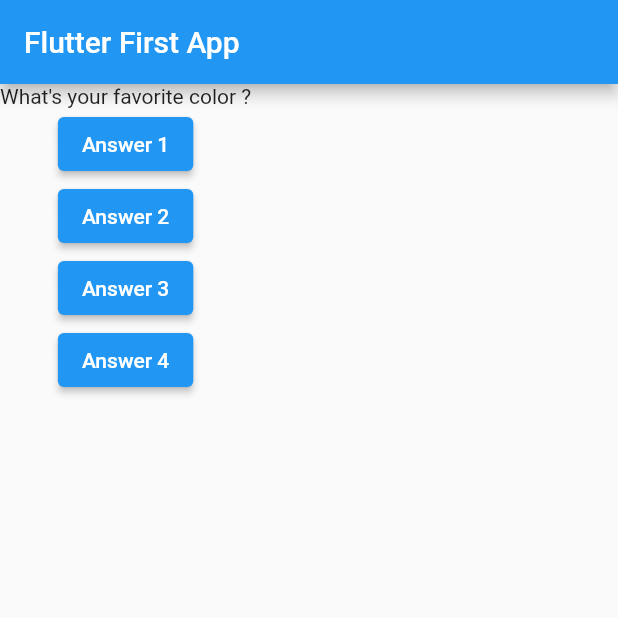
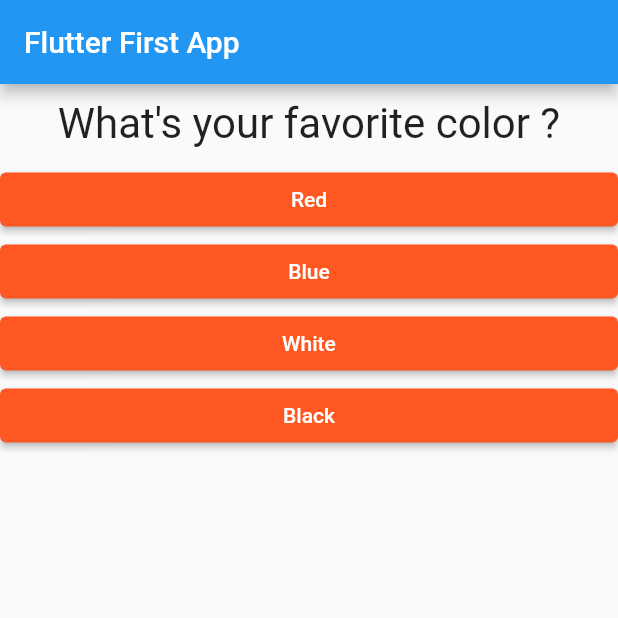
Before and after one commit to alekspashinin/flutter_complete_guide, a Flutter app: the screen it shows after launch, on a phone screen of 412 x 824 dp, the top half of it. Run offline on Flutter 3.47's test engine with Material 2 defaults, Android fonts, the phone set to English and light mode, and no system bars.

Commit message:
:wrench: Go to flutter 3

```diff
--- /dev/null
+++ b/lib/answer.dart
@@ -0,0 +1,22 @@
+import 'package:flutter/material.dart';
+
+class Answer extends StatelessWidget {
+
+  final VoidCallback selectHandler;
+  final String answerText;
+
+  Answer(this.selectHandler, this.answerText);
+
+  @override
+  Widget build(BuildContext context) {
+    return Container(
+      width: double.infinity,
+      child: ElevatedButton(
+        style: ElevatedButton.styleFrom(
+        primary: Colors.deepOrange),
+        onPressed: selectHandler,
+        child: Text(answerText),
+      ),
+    );
+  }
+}
--- a/lib/main.dart
+++ b/lib/main.dart
@@ -1,9 +1,11 @@
 import 'package:flutter/material.dart';
+
+import 'questions.dart';
+import 'answer.dart';
 
 void main() => runApp(StartApp());
 
 class StartApp extends StatefulWidget {
-
   @override
   State<StatefulWidget> createState() {
     return StartAppState();
@@ -11,21 +13,29 @@ class StartApp extends StatefulWidget {
 }
 
 class StartAppState extends State<StartApp> {
-
   var questionIndex = 0;
 
-  void clickAnswer(){
+  void clickAnswer() {
     setState(() {
-      questionIndex ++;
+      questionIndex++;
     });
   }
 
   @override
   Widget build(BuildContext context) {
     var questions = [
-      'What\'s your favorite color ?',
-      'What\'s your favorite animal ?',
-      'What\'s your favorite car ?'
+      {
+        'questionText': 'What\'s your favorite color ?',
+        'answers': ['Red', 'Blue', 'White', 'Black']
+      },
+      {
+        'questionText': 'What\'s your favorite animal ?',
+        'answers': ['Cat', 'Dog', 'Bird', 'Tiger']
+      },
+      {
+        'questionText': 'What\'s your favorite car ?',
+        'answers': ['BMW', 'Audi', 'Mercedes', 'Renault']
+      }
     ];
     return MaterialApp(
       home: Scaffold(
@@ -34,23 +44,11 @@ class StartAppState extends State<StartApp> {
         ),
         body: Column(
           children: [
-            Text(questions[questionIndex]),
-            ElevatedButton(
-              onPressed: clickAnswer,
-              child: Text('Answer 1'),
-            ),
-            ElevatedButton(
-              onPressed: clickAnswer,
-              child: Text('Answer 2'),
-            ),
-            ElevatedButton(
-              onPressed: clickAnswer,
-              child: Text('Answer 3'),
-            ),
-            ElevatedButton(
-              onPressed: clickAnswer,
-              child: Text('Answer 4'),
-            )
+            Question(questions[questionIndex]['questionText'] as String),
+            ...(questions[questionIndex]['answers'] as List<String>)
+                .map((answer) {
+              return Answer(clickAnswer, answer);
+            }).toList()
           ],
         ),
       ),
--- /dev/null
+++ b/lib/questions.dart
@@ -0,0 +1,20 @@
+import 'package:flutter/cupertino.dart';
+
+class Question extends StatelessWidget {
+  final String questionText;
+
+  Question(this.questionText);
+
+  @override
+  Widget build(BuildContext context) {
+    return Container(
+      width: double.infinity,
+      margin: EdgeInsets.all(10),
+      child: Text(
+        questionText,
+        style: TextStyle(fontSize: 28),
+        textAlign: TextAlign.center,
+      ),
+    );
+  }
+}
```
Also changed, not shown: pubspec.yaml (+17 -4 lines), pubspec.lock, 12 other files.
